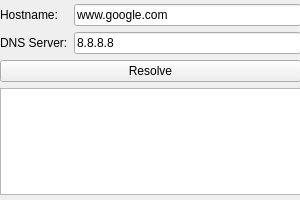
Qt form fgfw-lite/ui/remoteresolver.ui (bylheart/fwlite) before a commit.
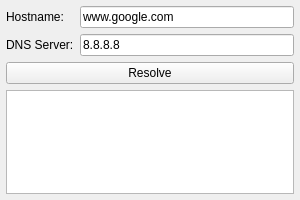
The same form after that commit.

Diff of the .ui file:
```diff
--- a/fgfw-lite/ui/remoteresolver.ui
+++ b/fgfw-lite/ui/remoteresolver.ui
@@ -16,16 +16,10 @@
   <property name="locale">
    <locale language="English" country="UnitedStates"/>
   </property>
-  <widget class="QWidget" name="verticalLayoutWidget">
-   <property name="geometry">
-    <rect>
-     <x>0</x>
-     <y>4</y>
-     <width>301</width>
-     <height>191</height>
-    </rect>
-   </property>
    <layout class="QVBoxLayout" name="verticalLayout">
+   <property name="margin">
+    <number>6</number>
+   </property>
     <item>
      <layout class="QFormLayout" name="formLayout">
       <property name="fieldGrowthPolicy">
@@ -82,7 +76,6 @@
      </widget>
     </item>
    </layout>
-  </widget>
  </widget>
  <resources/>
  <connections/>
```
Left out of the diff: 2 changed lines with no effect on the pictures. Lines whose indentation alone changed are shown as unchanged.
